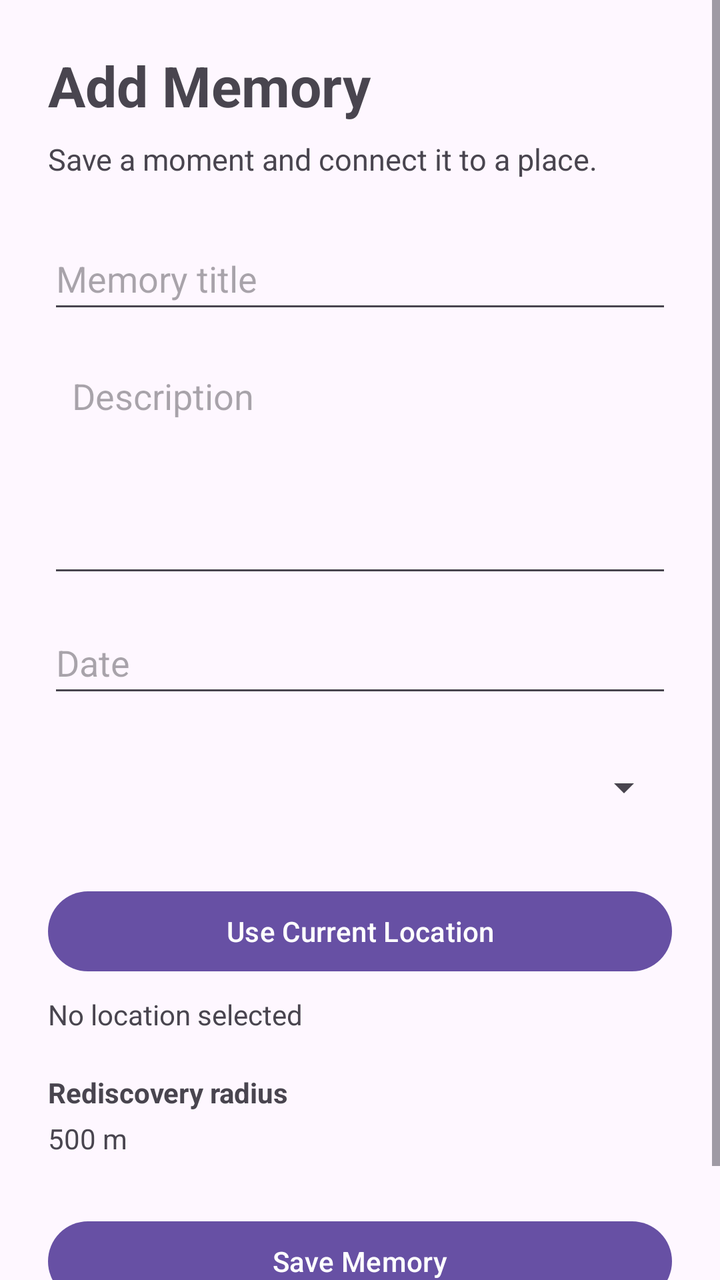
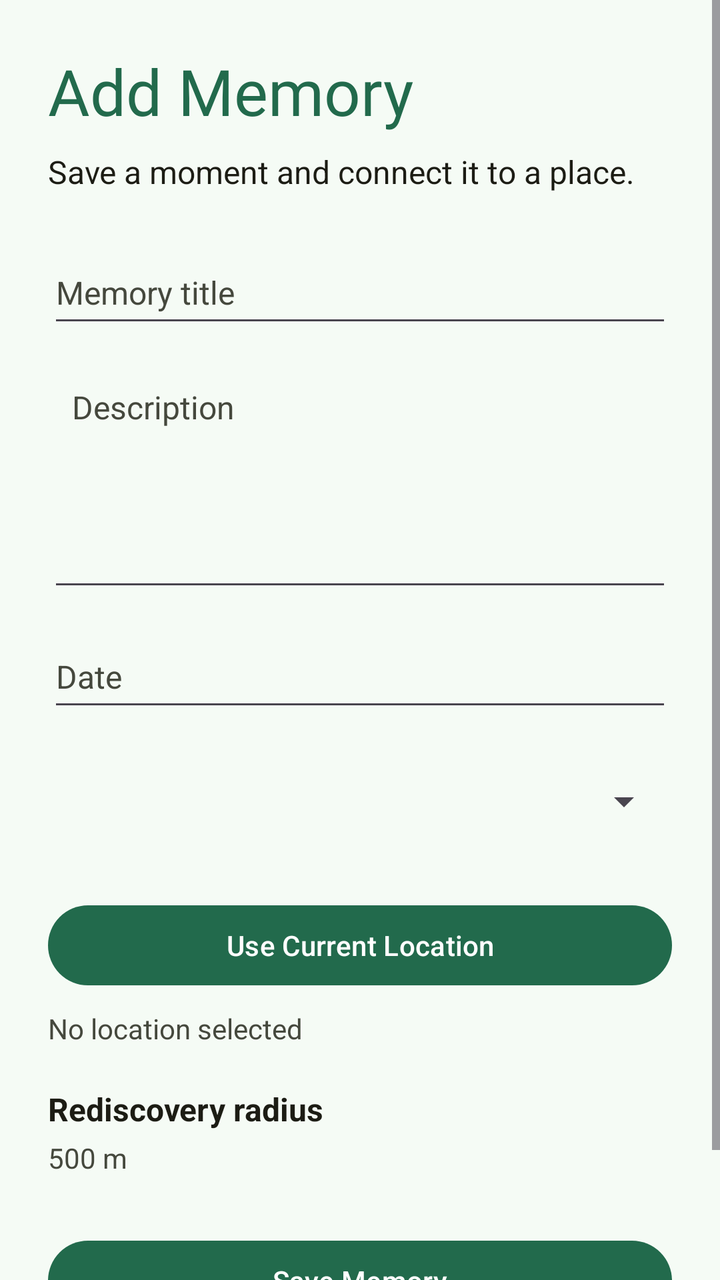

The first picture is an Android layout as it rendered before a commit; the second is the same layout after the commit. The layout source and the unified diff follow.
<!-- AndroidManifest.xml: application theme Theme.MemoryLane -->
<!-- res/layout/activity_add_memory.xml -->
<?xml version="1.0" encoding="utf-8"?>
<androidx.constraintlayout.widget.ConstraintLayout xmlns:android="http://schemas.android.com/apk/res/android"
    xmlns:app="http://schemas.android.com/apk/res-auto"
    xmlns:tools="http://schemas.android.com/tools"
    android:id="@+id/main"
    android:layout_width="match_parent"
    android:layout_height="match_parent"
    android:focusable="false"
    tools:context=".AddMemoryActivity">

    <ScrollView
        android:layout_width="0dp"
        android:layout_height="0dp"
        app:layout_constraintBottom_toBottomOf="parent"
        app:layout_constraintEnd_toEndOf="parent"
        app:layout_constraintStart_toStartOf="parent"
        app:layout_constraintTop_toTopOf="parent">

        <LinearLayout
            android:layout_width="match_parent"
            android:layout_height="wrap_content"
            android:orientation="vertical"
            android:padding="24dp">

            <TextView
                android:id="@+id/textAddMemoryTitle"
                android:layout_width="match_parent"
                android:layout_height="wrap_content"
                android:text="Add Memory"
                android:textSize="28sp"
                android:textStyle="bold" />

            <TextView
                android:id="@+id/textAddMemorySubtitle"
                android:layout_width="match_parent"
                android:layout_height="wrap_content"
                android:layout_marginTop="8dp"
                android:text="Save a moment and connect it to a place."
                android:textSize="15sp" />

            <EditText
                android:id="@+id/editMemoryTitle"
                android:layout_width="match_parent"
                android:layout_height="wrap_content"
                android:layout_marginTop="24dp"
                android:ems="10"
                android:hint="Memory title"
                android:importantForAutofill="no"
                android:inputType="textCapSentences"
                android:minHeight="48dp" />

            <EditText
                android:id="@+id/editMemoryDescription"
                android:layout_width="match_parent"
                android:layout_height="120dp"
                android:layout_marginTop="12dp"
                android:ems="10"
                android:gravity="top"
                android:hint="Description"
                android:inputType="textCapSentences | textMultiLine"
                android:padding="12dp" />

            <EditText
                android:id="@+id/editMemoryDate"
                android:layout_width="match_parent"
                android:layout_height="wrap_content"
                android:layout_marginTop="12dp"
                android:ems="10"
                android:focusable="false"
                android:hint="Date"
                android:inputType="text"
                android:minHeight="48dp" />

            <Spinner
                android:id="@+id/spinnerCategory"
                android:layout_width="match_parent"
                android:layout_height="wrap_content"
                android:layout_marginTop="16dp"
                android:minHeight="48dp" />

            <Button
                android:id="@+id/buttonUseLocation"
                android:layout_width="match_parent"
                android:layout_height="wrap_content"
                android:layout_marginTop="24dp"
                android:minHeight="48dp"
                android:text="Use Current Location" />

            <TextView
                android:id="@+id/textLocationStatus"
                android:layout_width="match_parent"
                android:layout_height="wrap_content"
                android:layout_marginTop="8dp"
                android:text="No location selected"
                android:textSize="14sp" />

            <TextView
                android:id="@+id/textRadiusLabel"
                android:layout_width="match_parent"
                android:layout_height="wrap_content"
                android:layout_marginTop="20dp"
                android:text="Rediscovery radius"
                android:textSize="14sp"
                android:textStyle="bold" />

            <TextView
                android:id="@+id/textRadiusValue"
                android:layout_width="match_parent"
                android:layout_height="wrap_content"
                android:layout_marginTop="4dp"
                android:text="500 m"
                android:textSize="14sp" />

            <Button
                android:id="@+id/buttonSaveMemory"
                android:layout_width="match_parent"
                android:layout_height="wrap_content"
                android:layout_marginTop="28dp"
                android:layout_marginBottom="24dp"
                android:minHeight="48dp"
                android:text="Save Memory" />
        </LinearLayout>
    </ScrollView>
</androidx.constraintlayout.widget.ConstraintLayout>
<!-- resources referenced by this layout -->
<resources>
  <style name="Base.Theme.MemoryLane" parent="Theme.Material3.DayNight.NoActionBar">
          
          
      </style>
  <!-- unchanged entries left out for length: 1 -->
</resources>

<!-- the commit's change to res/layout/activity_add_memory.xml (unified diff, before → after) -->
@@ -1,10 +1,12 @@
 <?xml version="1.0" encoding="utf-8"?>
-<androidx.constraintlayout.widget.ConstraintLayout xmlns:android="http://schemas.android.com/apk/res/android"
+<androidx.constraintlayout.widget.ConstraintLayout
+    xmlns:android="http://schemas.android.com/apk/res/android"
     xmlns:app="http://schemas.android.com/apk/res-auto"
     xmlns:tools="http://schemas.android.com/tools"
     android:id="@+id/main"
     android:layout_width="match_parent"
     android:layout_height="match_parent"
+    android:background="?android:attr/colorBackground"
     android:focusable="false"
     tools:context=".AddMemoryActivity">
 
@@ -24,19 +26,18 @@
 
             <TextView
                 android:id="@+id/textAddMemoryTitle"
+                style="@style/MemoryLaneTitle"
                 android:layout_width="match_parent"
                 android:layout_height="wrap_content"
-                android:text="Add Memory"
-                android:textSize="28sp"
-                android:textStyle="bold" />
+                android:text="Add Memory" />
 
             <TextView
                 android:id="@+id/textAddMemorySubtitle"
+                style="@style/MemoryLaneBody"
                 android:layout_width="match_parent"
                 android:layout_height="wrap_content"
                 android:layout_marginTop="8dp"
-                android:text="Save a moment and connect it to a place."
-                android:textSize="15sp" />
+                android:text="Save a moment and connect it to a place." />
 
             <EditText
                 android:id="@+id/editMemoryTitle"
@@ -45,6 +46,10 @@
                 android:layout_marginTop="24dp"
                 android:ems="10"
                 android:hint="Memory title"
+                android:fontFamily="sans-serif"
+                android:textSize="16sp"
+                android:textColor="?attr/colorOnSurface"
+                android:textColorHint="?attr/colorOnSurfaceVariant"
                 android:importantForAutofill="no"
                 android:inputType="textCapSentences"
                 android:minHeight="48dp" />
@@ -57,7 +62,11 @@
                 android:ems="10"
                 android:gravity="top"
                 android:hint="Description"
-                android:inputType="textCapSentences | textMultiLine"
+                android:fontFamily="sans-serif"
+                android:textSize="16sp"
+                android:textColor="?attr/colorOnSurface"
+                android:textColorHint="?attr/colorOnSurfaceVariant"
+                android:inputType="textCapSentences|textMultiLine"
                 android:padding="12dp" />
 
             <EditText
@@ -68,6 +77,10 @@
                 android:ems="10"
                 android:focusable="false"
                 android:hint="Date"
+                android:fontFamily="sans-serif"
+                android:textSize="16sp"
+                android:textColor="?attr/colorOnSurface"
+                android:textColorHint="?attr/colorOnSurfaceVariant"
                 android:inputType="text"
                 android:minHeight="48dp" />
 
@@ -88,28 +101,28 @@
 
             <TextView
                 android:id="@+id/textLocationStatus"
+                style="@style/MemoryLaneCaption"
                 android:layout_width="match_parent"
                 android:layout_height="wrap_content"
                 android:layout_marginTop="8dp"
-                android:text="No location selected"
-                android:textSize="14sp" />
+                android:text="No location selected" />
 
             <TextView
                 android:id="@+id/textRadiusLabel"
+                style="@style/MemoryLaneBody"
                 android:layout_width="match_parent"
                 android:layout_height="wrap_content"
                 android:layout_marginTop="20dp"
                 android:text="Rediscovery radius"
-                android:textSize="14sp"
                 android:textStyle="bold" />
 
             <TextView
                 android:id="@+id/textRadiusValue"
+                style="@style/MemoryLaneCaption"
                 android:layout_width="match_parent"
                 android:layout_height="wrap_content"
                 android:layout_marginTop="4dp"
-                android:text="500 m"
-                android:textSize="14sp" />
+                android:text="500 m" />
 
             <Button
                 android:id="@+id/buttonSaveMemory"
@@ -119,6 +132,8 @@
                 android:layout_marginBottom="24dp"
                 android:minHeight="48dp"
                 android:text="Save Memory" />
+
         </LinearLayout>
     </ScrollView>
+
 </androidx.constraintlayout.widget.ConstraintLayout>
<!-- resource entries referenced after the edit -->
@@ -1,9 +1,114 @@
 <!-- resources referenced by this layout -->
 <resources>
+  <style name="MemoryLaneBody">
+          <item name="android:fontFamily">sans-serif</item>
+          <item name="android:textSize">16sp</item>
+          <item name="android:textColor">?attr/colorOnSurface</item>
+      </style>
+  <style name="MemoryLaneCaption">
+          <item name="android:fontFamily">sans-serif</item>
+          <item name="android:textSize">14sp</item>
+          <item name="android:textColor">?attr/colorOnSurfaceVariant</item>
+      </style>
+  <style name="MemoryLaneTitle">
+          <item name="android:fontFamily">@font/dm_serif_display</item>
+          <item name="android:textSize">32sp</item>
+          <item name="android:textColor">?attr/colorPrimary</item>
+      </style>
   <style name="Base.Theme.MemoryLane" parent="Theme.Material3.DayNight.NoActionBar">
-          
-          
+          <item name="colorPrimary">@color/md_theme_primary</item>
+          <item name="colorOnPrimary">@color/md_theme_onPrimary</item>
+          <item name="colorPrimaryContainer">@color/md_theme_primaryContainer</item>
+          <item name="colorOnPrimaryContainer">@color/md_theme_onPrimaryContainer</item>
+          <item name="colorSecondary">@color/md_theme_secondary</item>
+          <item name="colorOnSecondary">@color/md_theme_onSecondary</item>
+          <item name="colorSecondaryContainer">@color/md_theme_secondaryContainer</item>
+          <item name="colorOnSecondaryContainer">@color/md_theme_onSecondaryContainer</item>
+          <item name="colorTertiary">@color/md_theme_tertiary</item>
+          <item name="colorOnTertiary">@color/md_theme_onTertiary</item>
+          <item name="colorTertiaryContainer">@color/md_theme_tertiaryContainer</item>
+          <item name="colorOnTertiaryContainer">@color/md_theme_onTertiaryContainer</item>
+          <item name="colorError">@color/md_theme_error</item>
+          <item name="colorOnError">@color/md_theme_onError</item>
+          <item name="colorErrorContainer">@color/md_theme_errorContainer</item>
+          <item name="colorOnErrorContainer">@color/md_theme_onErrorContainer</item>
+          <item name="android:colorBackground">@color/md_theme_background</item>
+          <item name="colorOnBackground">@color/md_theme_onBackground</item>
+          <item name="colorSurface">@color/md_theme_surface</item>
+          <item name="colorOnSurface">@color/md_theme_onSurface</item>
+          <item name="colorSurfaceVariant">@color/md_theme_surfaceVariant</item>
+          <item name="colorOnSurfaceVariant">@color/md_theme_onSurfaceVariant</item>
+          <item name="colorOutline">@color/md_theme_outline</item>
+          <item name="colorOutlineVariant">@color/md_theme_outlineVariant</item>
+          <item name="colorSurfaceInverse">@color/md_theme_inverseSurface</item>
+          <item name="colorOnSurfaceInverse">@color/md_theme_inverseOnSurface</item>
+          <item name="colorPrimaryInverse">@color/md_theme_inversePrimary</item>
+          <item name="colorPrimaryFixed">@color/md_theme_primaryFixed</item>
+          <item name="colorOnPrimaryFixed">@color/md_theme_onPrimaryFixed</item>
+          <item name="colorPrimaryFixedDim">@color/md_theme_primaryFixedDim</item>
+          <item name="colorOnPrimaryFixedVariant">@color/md_theme_onPrimaryFixedVariant</item>
+          <item name="colorSecondaryFixed">@color/md_theme_secondaryFixed</item>
+          <item name="colorOnSecondaryFixed">@color/md_theme_onSecondaryFixed</item>
+          <item name="colorSecondaryFixedDim">@color/md_theme_secondaryFixedDim</item>
+          <item name="colorOnSecondaryFixedVariant">@color/md_theme_onSecondaryFixedVariant</item>
+          <item name="colorTertiaryFixed">@color/md_theme_tertiaryFixed</item>
+          <item name="colorOnTertiaryFixed">@color/md_theme_onTertiaryFixed</item>
+          <item name="colorTertiaryFixedDim">@color/md_theme_tertiaryFixedDim</item>
+          <item name="colorOnTertiaryFixedVariant">@color/md_theme_onTertiaryFixedVariant</item>
+          <item name="colorSurfaceDim">@color/md_theme_surfaceDim</item>
+          <item name="colorSurfaceBright">@color/md_theme_surfaceBright</item>
+          <item name="colorSurfaceContainerLowest">@color/md_theme_surfaceContainerLowest</item>
+          <item name="colorSurfaceContainerLow">@color/md_theme_surfaceContainerLow</item>
+          <item name="colorSurfaceContainer">@color/md_theme_surfaceContainer</item>
+          <item name="colorSurfaceContainerHigh">@color/md_theme_surfaceContainerHigh</item>
+          <item name="colorSurfaceContainerHighest">@color/md_theme_surfaceContainerHighest</item>
       </style>
+  <color name="md_theme_primary">#226A4C</color>
+  <color name="md_theme_onPrimary">#FFFFFF</color>
+  <color name="md_theme_primaryContainer">#AAF2CB</color>
+  <color name="md_theme_onPrimaryContainer">#005236</color>
+  <color name="md_theme_secondary">#2F6A43</color>
+  <color name="md_theme_onSecondary">#FFFFFF</color>
+  <color name="md_theme_secondaryContainer">#B2F1C0</color>
+  <color name="md_theme_onSecondaryContainer">#14512D</color>
+  <color name="md_theme_tertiary">#904B3E</color>
+  <color name="md_theme_onTertiary">#FFFFFF</color>
+  <color name="md_theme_tertiaryContainer">#FFDAD3</color>
+  <color name="md_theme_onTertiaryContainer">#733428</color>
+  <color name="md_theme_error">#BA1A1A</color>
+  <color name="md_theme_onError">#FFFFFF</color>
+  <color name="md_theme_errorContainer">#FFDAD6</color>
+  <color name="md_theme_onErrorContainer">#93000A</color>
+  <color name="md_theme_background">#F5FBF5</color>
+  <color name="md_theme_onBackground">#171D19</color>
+  <color name="md_theme_surface">#FDF9EC</color>
+  <color name="md_theme_onSurface">#1C1C14</color>
+  <color name="md_theme_surfaceVariant">#E1E4D5</color>
+  <color name="md_theme_onSurfaceVariant">#45483D</color>
+  <color name="md_theme_outline">#75786C</color>
+  <color name="md_theme_outlineVariant">#C5C8B9</color>
+  <color name="md_theme_inverseSurface">#323128</color>
+  <color name="md_theme_inverseOnSurface">#F5F1E3</color>
+  <color name="md_theme_inversePrimary">#8ED5B0</color>
+  <color name="md_theme_primaryFixed">#AAF2CB</color>
+  <color name="md_theme_onPrimaryFixed">#002113</color>
+  <color name="md_theme_primaryFixedDim">#8ED5B0</color>
+  <color name="md_theme_onPrimaryFixedVariant">#005236</color>
+  <color name="md_theme_secondaryFixed">#B2F1C0</color>
+  <color name="md_theme_onSecondaryFixed">#00210D</color>
+  <color name="md_theme_secondaryFixedDim">#97D5A5</color>
+  <color name="md_theme_onSecondaryFixedVariant">#14512D</color>
+  <color name="md_theme_tertiaryFixed">#FFDAD3</color>
+  <color name="md_theme_onTertiaryFixed">#3A0A04</color>
+  <color name="md_theme_tertiaryFixedDim">#FFB4A6</color>
+  <color name="md_theme_onTertiaryFixedVariant">#733428</color>
+  <color name="md_theme_surfaceDim">#DEDACD</color>
+  <color name="md_theme_surfaceBright">#FDF9EC</color>
+  <color name="md_theme_surfaceContainerLowest">#FFFFFF</color>
+  <color name="md_theme_surfaceContainerLow">#F7F4E6</color>
+  <color name="md_theme_surfaceContainer">#F2EEE0</color>
+  <color name="md_theme_surfaceContainerHigh">#ECE8DB</color>
+  <color name="md_theme_surfaceContainerHighest">#E6E2D5</color>
   <!-- unchanged entries left out for length: 1 -->
 </resources>
 
